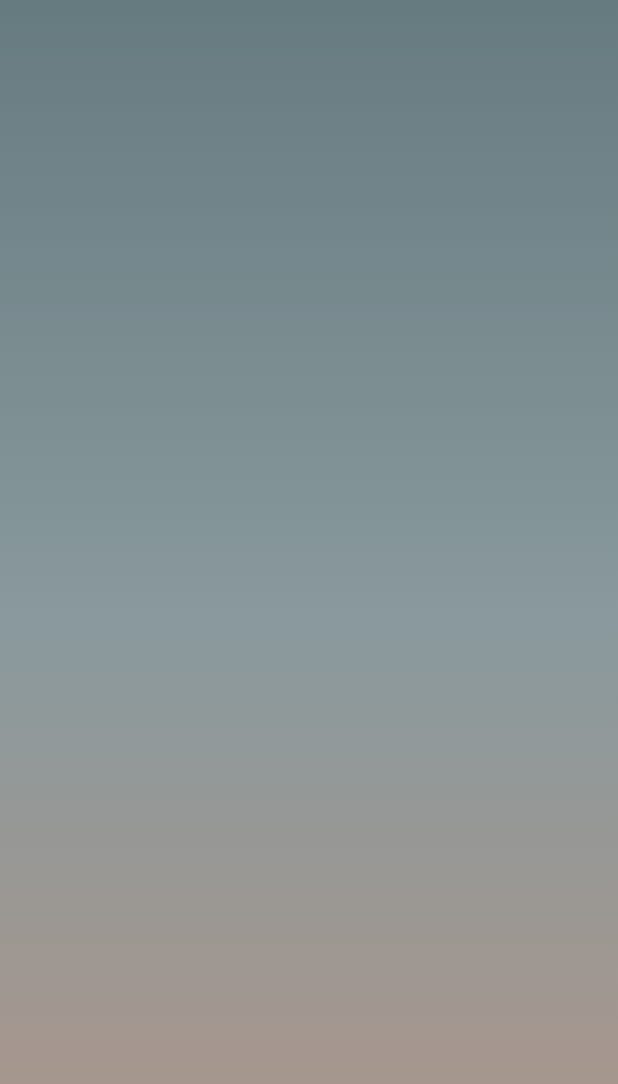
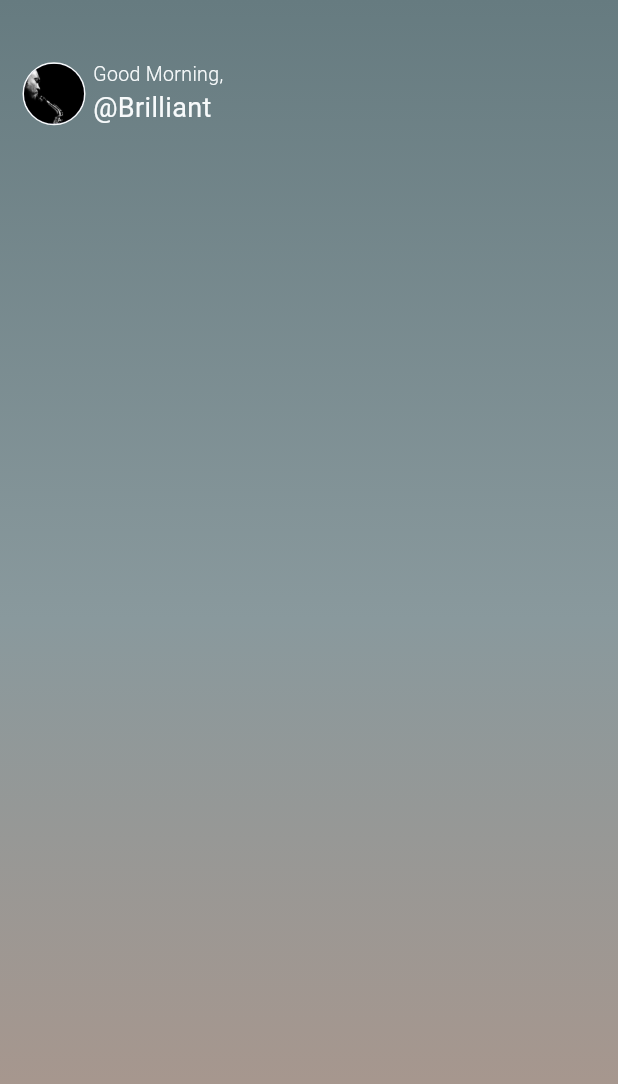
Before and after one commit to kwakyebrilliant/play, a Flutter app: the SettingPage screen opened directly, on a phone screen of 412 x 824 dp. Shown: the top 1084 px of the screen. Run offline on Flutter 3.47's test engine with Material 3 defaults, Android fonts, the phone set to English and light mode, and no system bars.

Commit message:
settings updates

```diff
--- a/lib/screens/settings/setting_page.dart
+++ b/lib/screens/settings/setting_page.dart
@@ -8,6 +8,17 @@ class SettingPage extends StatefulWidget {
 }
 
 class _SettingPageState extends State<SettingPage> {
+  String _greetUser() {
+    var hour = DateTime.now().hour;
+    if (hour < 12) {
+      return 'Good Morning';
+    } else if (hour < 18) {
+      return 'Good Afternoon';
+    } else {
+      return 'Good Evening';
+    }
+  }
+
   @override
   Widget build(BuildContext context) {
     return Scaffold(
@@ -25,6 +36,63 @@ class _SettingPageState extends State<SettingPage> {
             ],
           ),
         ),
+        child: SingleChildScrollView(
+          child: Padding(
+            padding: const EdgeInsets.only(left: 15.0, right: 15.0, top: 40.0),
+            child: Column(
+              children: [
+                //profile, greeting and username
+                Row(
+                  children: [
+                    //profile Avatar
+                    Container(
+                      decoration: BoxDecoration(
+                        shape: BoxShape.circle,
+                        border: Border.all(
+                          color: const Color(0xFFF7fAFB),
+                          width: 1.0,
+                        ),
+                      ),
+                      child: const CircleAvatar(
+                        radius: 20.0,
+                        backgroundImage: AssetImage('assets/images/sing1.jpg'),
+                      ),
+                    ),
+
+                    //Greetings and username
+                    Padding(
+                      padding: const EdgeInsets.only(left: 5.0),
+                      child: Column(
+                        crossAxisAlignment: CrossAxisAlignment.start,
+                        children: [
+                          //Greetings here
+                          Text(
+                            '${_greetUser()},',
+                            style: const TextStyle(
+                              fontSize: 13.0,
+                              color: Color(0xFFF7fAFB),
+                              fontWeight: FontWeight.w300,
+                            ),
+                          ),
+
+                          //username here
+                          const Text(
+                            '@Brilliant',
+                            style: TextStyle(
+                              fontSize: 18.0,
+                              color: Color(0xFFF7fAFB),
+                              fontWeight: FontWeight.w400,
+                            ),
+                          ),
+                        ],
+                      ),
+                    ),
+                  ],
+                ),
+              ],
+            ),
+          ),
+        ),
       ),
     );
   }
```
